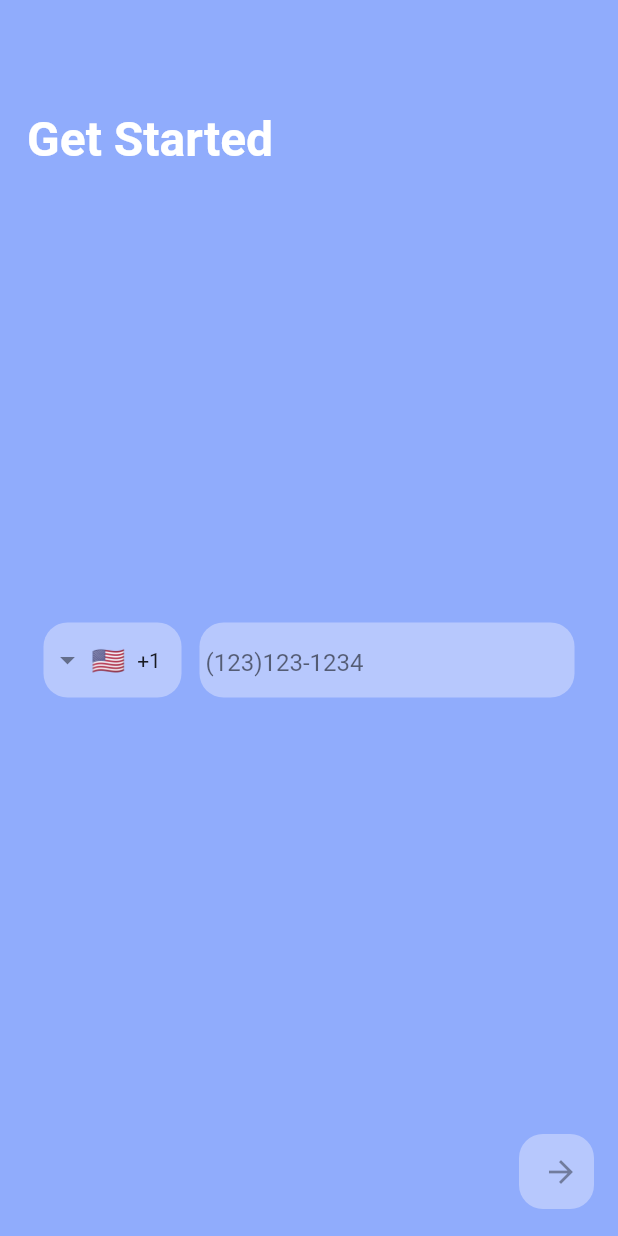
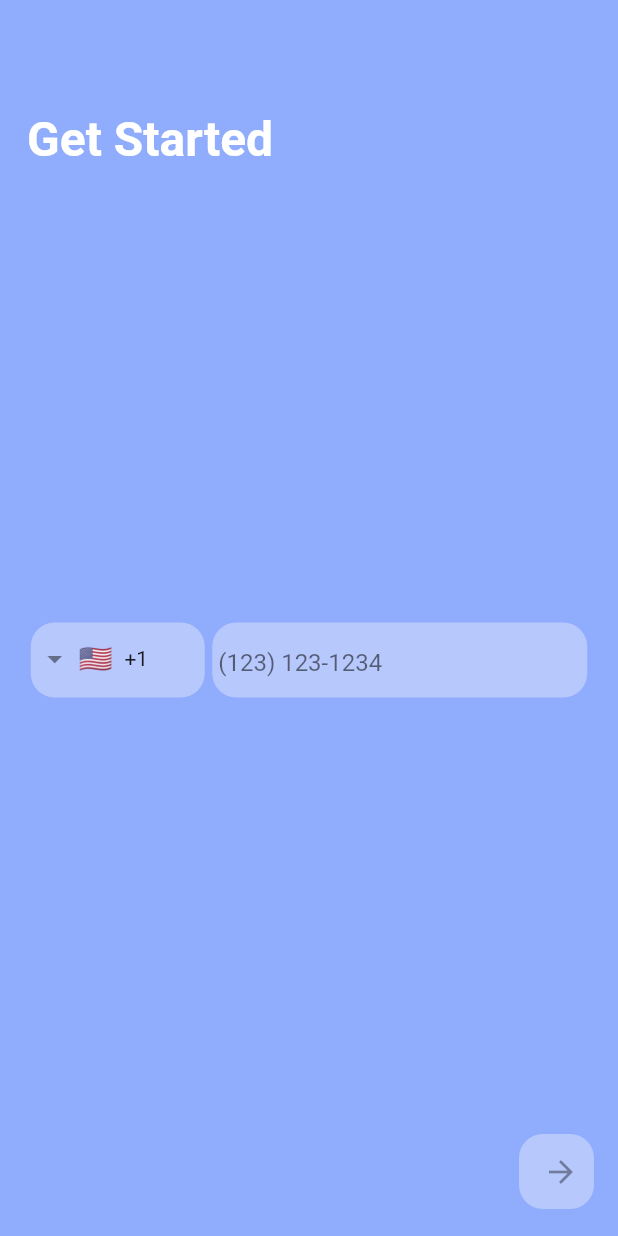
Before and after one commit to Kvitusja/test_task, a Flutter app: the screen it shows after launch, on a phone screen of 412 x 824 dp. Run offline on Flutter 3.47's test engine with Material 2 defaults, Android fonts, the phone set to English and light mode, and no system bars; drawn by our look-alikes of intl_phone_field.

Commit message:
textfield rules added, button logic, alert window

```diff
--- a/analysis_options.yaml
+++ b/analysis_options.yaml
@@ -8,6 +8,10 @@
 # The following line activates a set of recommended lints for Flutter apps,
 # packages, and plugins designed to encourage good coding practices.
 include: package:flutter_lints/flutter.yaml
+
+analyzer:
+  errors:
+    unnecessary_null_comparison: ignore
 
 linter:
   # The lint rules applied to this project can be customized in the
--- /dev/null
+++ b/lib/country_code_field_widget.dart
@@ -0,0 +1,53 @@
+import 'package:flutter/material.dart';
+import 'package:intl_phone_field/country_picker_dialog.dart';
+import 'package:intl_phone_field/intl_phone_field.dart';
+
+class CountryCodeFieldWidget extends StatelessWidget {
+  const CountryCodeFieldWidget({Key? key}) : super(key: key);
+
+  @override
+  Widget build(BuildContext context) {
+    return IntlPhoneField(
+      pickerDialogStyle: PickerDialogStyle(
+        searchFieldPadding: const EdgeInsets.fromLTRB(8, 50, 8, 5),
+        backgroundColor: const Color.fromARGB(255, 144, 172, 252),
+        searchFieldInputDecoration: InputDecoration(
+          filled: true,
+          fillColor: const Color.fromARGB(255, 183, 200, 253),
+          enabledBorder: OutlineInputBorder(
+            borderRadius: BorderRadius.circular(16),
+            borderSide: const BorderSide(
+              color: Color.fromARGB(255, 144, 172, 252),
+            ),
+          ),
+          focusedBorder: OutlineInputBorder(
+            borderRadius: BorderRadius.circular(16),
+            borderSide: const BorderSide(
+              color: Color.fromARGB(255, 144, 172, 252),
+            ),
+          ),
+          hintText: 'Search',
+          hintStyle: const TextStyle(color: Colors.black87),
+          label: const Padding(
+            padding: EdgeInsets.only(bottom: 10.0),
+            child: Text(
+              'Country code',
+              style: TextStyle(
+                color: Colors.white,
+                fontWeight: FontWeight.bold,
+                fontSize: 32,
+              ),
+            ),
+          ),
+          floatingLabelBehavior: FloatingLabelBehavior.always,
+          prefixIcon: const Icon(Icons.search),
+        ),
+      ),
+      disableLengthCheck: true,
+      initialCountryCode: 'US',
+      decoration: const InputDecoration(
+          border: InputBorder.none,
+          ),
+    );
+  }
+}
--- /dev/null
+++ b/lib/elevated_button_widget.dart
@@ -0,0 +1,55 @@
+import 'package:flutter/material.dart';
+import 'package:test_task/alert_window_widget.dart';
+
+class ElevatedButtonWidget extends StatefulWidget {
+  final TextEditingController newController;
+  const ElevatedButtonWidget({
+    Key? key,
+    required this.newController,
+  }) : super(key: key);
+
+  @override
+  State<ElevatedButtonWidget> createState() => _ElevatedButtonWidgetState();
+}
+
+class _ElevatedButtonWidgetState extends State<ElevatedButtonWidget> {
+  bool submit = false;
+
+  @override
+  void initState() {
+    super.initState();
+    widget.newController.addListener(() {
+      var submit = (widget.newController.text.length >= 14);
+      setState(() {
+        this.submit = submit;
+      });
+    });
+  }
+
+  @override
+  void dispose() {
+    widget.newController.dispose();
+    super.dispose();
+  }
+
+  @override
+  Widget build(BuildContext context) {
+    return ElevatedButton(
+      style: ButtonStyle(
+        shape: MaterialStateProperty.all<RoundedRectangleBorder>(
+          RoundedRectangleBorder(
+            borderRadius: BorderRadius.circular(16),
+          ),
+        ),
+        backgroundColor: MaterialStateProperty.all(
+          const Color.fromARGB(255, 183, 200, 253),
+        ),
+      ),
+      onPressed: submit
+          ? () => showDialog(
+              context: context, builder: (context) => const AlertWindowWidget())
+          : null,
+      child: const Icon(Icons.arrow_forward),
+    );
+  }
+}
--- a/lib/main.dart
+++ b/lib/main.dart
@@ -11,7 +11,7 @@ class MyApp extends StatelessWidget {
 
   @override
   Widget build(BuildContext context) {
-    return MaterialApp(
+    return const MaterialApp(
       debugShowCheckedModeBanner: false,
       home: MainScreenWidget(),
     );
--- a/lib/main_screen_widget.dart
+++ b/lib/main_screen_widget.dart
@@ -1,13 +1,14 @@
-import 'dart:ui';
 import 'package:flutter/material.dart';
-import 'package:intl_phone_field/country_picker_dialog.dart';
-import 'package:intl_phone_field/intl_phone_field.dart';
+import 'package:test_task/phone_input_textfield_widget.dart';
+import 'country_code_field_widget.dart';
+import 'elevated_button_widget.dart';
 
 class MainScreenWidget extends StatelessWidget {
   const MainScreenWidget({Key? key}) : super(key: key);
 
   @override
   Widget build(BuildContext context) {
+    TextEditingController newController = TextEditingController();
     return Scaffold(
         backgroundColor: const Color.fromARGB(255, 144, 172, 252),
         appBar: AppBar(
@@ -36,35 +37,22 @@ class MainScreenWidget extends StatelessWidget {
                 mainAxisAlignment: MainAxisAlignment.center,
                 children: [
                   Padding(
-                    padding: const EdgeInsets.only(left: 16.0),
+                    padding: const EdgeInsets.only(left: 5.0),
                     child: Container(
                       height: 50,
-                      width: 92,
+                      width: 116,
                       decoration: BoxDecoration(
                         borderRadius: BorderRadius.circular(16),
                         color: const Color.fromARGB(255, 183, 200, 253),
                       ),
-                      child: Center(
-                        child: IntlPhoneField(
-                          pickerDialogStyle: PickerDialogStyle(
-                            backgroundColor: const Color.fromARGB(255, 183, 200, 253),
-                            searchFieldInputDecoration: InputDecoration(
-
-                              border: OutlineInputBorder(borderRadius: BorderRadius.circular(12),),
-                            ),
-                          ),
-                          disableLengthCheck: true,
-                          initialCountryCode: 'US',
-                          decoration: const InputDecoration(border: InputBorder.none),
-                        ),
-                      ),
+                      child: const CountryCodeFieldWidget(),
                     ),
                   ),
                   const SizedBox(
-                    width: 12,
+                    width: 5,
                   ),
                   Padding(
-                    padding: const EdgeInsets.only(right: 16.0),
+                    padding: const EdgeInsets.only(right: 5.0),
                     child: Container(
                       width: 250,
                       height: 50,
@@ -72,17 +60,10 @@ class MainScreenWidget extends StatelessWidget {
                         borderRadius: BorderRadius.circular(16),
                         color: const Color.fromARGB(255, 183, 200, 253),
                       ),
-                      child: const Padding(
-                        padding: EdgeInsets.all(4.0),
+                      child: Padding(
+                        padding: const EdgeInsets.all(4.0),
                         child: Center(
-                          child: TextField(
-                            keyboardType: TextInputType.phone,
-                            decoration: InputDecoration(
-                              hintText: '(123)123-1234',
-                              hintStyle: TextStyle(color: Colors.black54),
-                              border: InputBorder.none,
-                            ),
-                          ),
+                          child: PhoneInputTextFieldWidget(newController: newController),
                         ),
                       ),
                     ),
@@ -102,21 +83,7 @@ class MainScreenWidget extends StatelessWidget {
                     child: Container(
                       height: 50,
                       width: 50,
-                      child: ElevatedButton(
-                        style: ButtonStyle(
-                          shape:
-                              MaterialStateProperty.all<RoundedRectangleBorder>(
-                            RoundedRectangleBorder(
-                              borderRadius: BorderRadius.circular(16),
-                            ),
-                          ),
-                          backgroundColor: MaterialStateProperty.all(
-                            const Color.fromARGB(255, 183, 200, 253),
-                          ),
-                        ),
-                        onPressed: null,
-                        child: Icon(Icons.arrow_forward),
-                      ),
+                      child: ElevatedButtonWidget(newController: newController,),
                     ),
                   ),
                 )),
--- /dev/null
+++ b/lib/phone_input_textfield_widget.dart
@@ -0,0 +1,68 @@
+import 'package:flutter/material.dart';
+import 'package:flutter/services.dart';
+
+class PhoneInputTextFieldWidget extends StatefulWidget {
+ final TextEditingController newController;
+  const PhoneInputTextFieldWidget({Key? key, required this.newController,}) : super(key: key);
+
+  @override
+  State<PhoneInputTextFieldWidget> createState() => PhoneInputTextFieldWidgetState();
+}
+
+class PhoneInputTextFieldWidgetState extends State<PhoneInputTextFieldWidget> {
+  var textFieldDigitsLength = LengthLimitingTextInputFormatter(14);
+
+  @override
+  void dispose() {
+    widget.newController.dispose();
+    super.dispose();
+  }
+
+  @override
+  Widget build(BuildContext context) {
+    final TextEditingController myController = widget.newController;
+    return TextField(
+      controller: myController,
+      inputFormatters: [PhoneInputFormater(), textFieldDigitsLength],
+      keyboardType: TextInputType.phone,
+      decoration: const InputDecoration(
+        hintText: '(123) 123-1234',
+        hintStyle: TextStyle(color: Colors.black54),
+        border: InputBorder.none,
+      ),
+    );
+  }
+}
+
+class PhoneInputFormater extends TextInputFormatter {
+
+  @override
+  TextEditingValue formatEditUpdate(
+      TextEditingValue oldValue,
+      TextEditingValue newValue)
+  {
+    final digitsOnly = newValue.text.replaceAll((RegExp(r'[^\d]+')),'');
+    final digitsOnlyChars = digitsOnly.split('');
+    var currentValue = <String>[];
+    for(var i=0; i < digitsOnlyChars.length; i++) {
+      if(i==0) {
+        currentValue.add('(');
+        currentValue.add(digitsOnlyChars[i]);
+      }else if(i==3) {
+        currentValue.add(') ');
+        currentValue.add(digitsOnlyChars[i]);
+      }else if(i==6){
+        currentValue.add('-');
+        currentValue.add(digitsOnlyChars[i]);
+      }else{
+        currentValue.add(digitsOnlyChars[i]);
+      }
+    }
+    final resultValue = currentValue.join('');
+
+    return TextEditingValue(text: resultValue, selection: TextSelection.collapsed(offset: resultValue.length));
+  }
+
+
+
+}
```
Also changed, not shown: lib/alert_window_widget.dart (added, +42 -0 lines).
